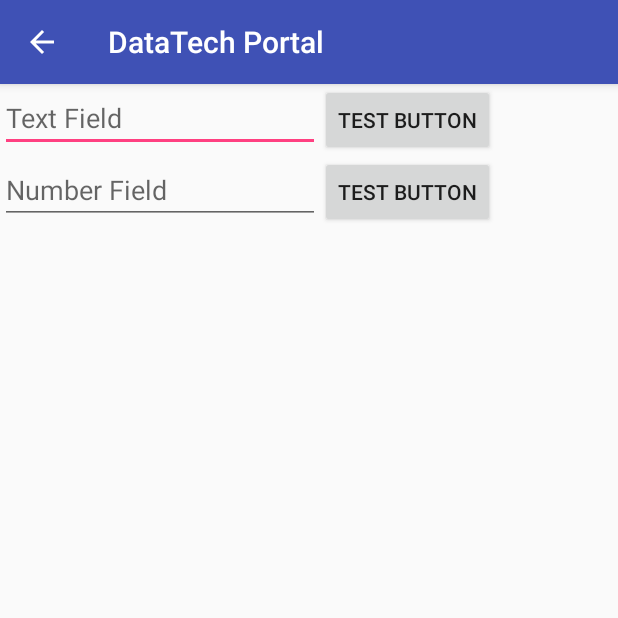
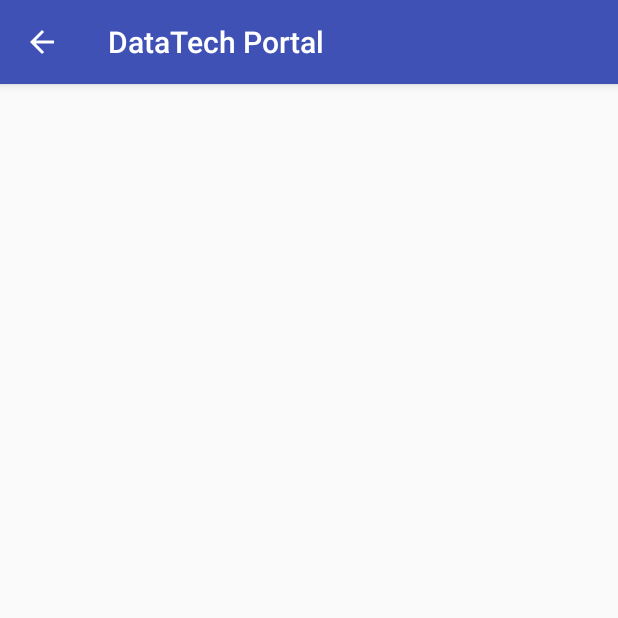
Before and after one commit to nedatatech/nedt-portal-android, an Android app: the InventoryActivity screen opened directly, with no data from a screen before it, on a phone screen of 412 x 824 dp, the top half of it. Run offline under Robolectric (Android 15) with nearby library versions, the phone set to English and light mode, and no system bars.

Commit message:
Found the problem with the search results not showing multiple customers in the view and fixed. Also went through most of the classes and activities and cleaned up some of the unnecessary comments and unneeded code. Still need to get the edit button in the results list to pass the selected customer object for edit. All functions tested so far and can't seem to produce any errors.

```diff
--- a/app/src/main/java/com/nedatatech/datatechportal/Customer.java
+++ b/app/src/main/java/com/nedatatech/datatechportal/Customer.java
@@ -1,8 +1,8 @@
 package com.nedatatech.datatechportal;
 
-import android.util.Log;
 
-// This class is represents an object stored in the database. In this case a person plus their info.
+
+// This class is representing an object stored in the database. In this case a person plus their info.
 public class Customer {
 
   //Todo: Go through this class and check for things that may need to be done or improved.
--- a/app/src/main/java/com/nedatatech/datatechportal/CustomerAdapter.java
+++ b/app/src/main/java/com/nedatatech/datatechportal/CustomerAdapter.java
@@ -18,6 +18,7 @@ public class CustomerAdapter extends ArrayAdapter<Customer> {
   public CustomerAdapter(Context context, ArrayList<Customer> customers) {
     super(context, 0, customers);
   }
+
   @NonNull
   @Override
   public View getView(int position, @Nullable View convertView, @NonNull ViewGroup parent) {
@@ -27,7 +28,6 @@ public class CustomerAdapter extends ArrayAdapter<Customer> {
     if(convertView == null) {
       convertView = LayoutInflater.from(getContext()).inflate(R.layout.activity_customer_list_element, parent, false);
     }
-
       // Get references to the TextViews in the custom layout for each list item.
       TextView custID = (TextView) convertView.findViewById(R.id.custID_listItem);
       TextView custFName = (TextView) convertView.findViewById(R.id.custFName_listItem);
@@ -48,7 +48,6 @@ public class CustomerAdapter extends ArrayAdapter<Customer> {
       custCity.setText(customer.getCustomerCity());
       custState.setText(customer.getCustomerState());
       custZip.setText(customer.getCustomerZipcode());
-
       // The Edit Button that will appear next to each entry in the list. Takes the entry and brings it to AddEdit for editing or deleting.
       Button editButton = (Button) convertView.findViewById(R.id.custEdit_listButton);
       editButton.setOnClickListener(new View.OnClickListener() {
@@ -57,7 +56,6 @@ public class CustomerAdapter extends ArrayAdapter<Customer> {
           // Read more in the example for info on how to get the button to grab the right customer for the item position it should point to.
         }
       });
-
     return convertView;
     // ToDo Need the edit button to grab the data and send to the AddEdit Activity. Maybe call a method from the search Activity??
   }
--- a/app/src/main/java/com/nedatatech/datatechportal/CustomerListAllActivity.java
+++ b/app/src/main/java/com/nedatatech/datatechportal/CustomerListAllActivity.java
@@ -27,7 +27,7 @@ public class CustomerListAllActivity extends ListActivity {
     customerList = dataOps.getAllCustomers();
     // Should close database when access will not be needed anymore. MainActivity?
 
-    custAdapter = new ArrayAdapter<Customer>(this, android.R.layout.simple_list_item_1, customerList);
+    custAdapter = new ArrayAdapter<>(this, android.R.layout.simple_list_item_1, customerList);
     setListAdapter(custAdapter);
 
     cancelButton = (Button) findViewById(R.id.cancelListAll_button);
--- a/app/src/main/java/com/nedatatech/datatechportal/CustomerMainActivity.java
+++ b/app/src/main/java/com/nedatatech/datatechportal/CustomerMainActivity.java
@@ -47,7 +47,8 @@ public class CustomerMainActivity extends AppCompatActivity {
       }
     });
 
-    /* ToDo Add Code for when to actually kill this activity. Maybe on BACK button.*/
+    /* ToDo Add Code for when to actually kill this activity. Maybe on BACK button.
+    * ToDo May be a good place to add some general instructions for how to use the customer table.*/
 
 
 
--- a/app/src/main/res/layout/activity_inventory.xml
+++ b/app/src/main/res/layout/activity_inventory.xml
@@ -9,67 +9,4 @@
     tools:layout_editor_absoluteY="81dp"
     tools:layout_editor_absoluteX="0dp">
 
-  <GridLayout
-      android:id="@+id/topGrid"
-      android:layout_width="0dp"
-      android:layout_height="wrap_content"
-      app:layout_constraintHorizontal_bias="0.0"
-      app:layout_constraintLeft_toLeftOf="parent"
-      app:layout_constraintRight_toRightOf="parent"
-      app:layout_constraintTop_toTopOf="parent">
-
-    <EditText
-        android:id="@+id/invEditText"
-        android:layout_width="wrap_content"
-        android:layout_height="wrap_content"
-        android:layout_column="0"
-        android:layout_row="0"
-        android:ems="10"
-        android:hint="@string/input_text"
-        android:inputType="text"
-        app:layout_constraintLeft_toLeftOf="parent"
-        tools:layout_editor_absoluteY="0dp"/>
-
-    <Button
-        android:id="@+id/invTextButton"
-        android:layout_width="wrap_content"
-        android:layout_height="wrap_content"
-        android:layout_column="1"
-        android:layout_row="0"
-        android:onClick="textButton"
-        android:text="@string/button_test"/>
-
-    <EditText
-        android:id="@+id/invEditFloat"
-        android:layout_width="wrap_content"
-        android:layout_height="wrap_content"
-        android:layout_column="0"
-        android:layout_row="1"
-        android:ems="10"
-        android:hint="@string/input_float"
-        android:inputType="number"
-        />
-
-    <Button
-        android:id="@+id/invNumberButton"
-        android:layout_width="wrap_content"
-        android:layout_height="wrap_content"
-        android:layout_column="1"
-        android:layout_row="1"
-        android:onClick="numberButton"
-        android:text="@string/button_test"/>
-
-  </GridLayout>
-
-  <ExpandableListView
-      android:layout_width="397dp"
-      android:layout_height="502dp"
-      app:layout_constraintTop_toBottomOf="@+id/topGrid"
-      app:layout_constraintBottom_toBottomOf="parent"
-      android:layout_marginBottom="8dp"
-      android:layout_marginRight="8dp"
-      app:layout_constraintRight_toRightOf="parent"
-      android:layout_marginLeft="8dp"
-      app:layout_constraintLeft_toLeftOf="parent"/>
-
 </android.support.constraint.ConstraintLayout>
```
Also changed, not shown: app/src/main/java/com/nedatatech/datatechportal/CustomerAddEditActivity.java (+15 -13 lines), app/src/main/java/com/nedatatech/datatechportal/CustomerSearchActivity.java (+9 -13 lines), app/src/main/java/com/nedatatech/datatechportal/DatabaseOperations.java (+10 -8 lines), app/src/main/res/layout/activity_customer_search.xml (+3 -18 lines). Lines whose indentation alone changed are shown as unchanged.
